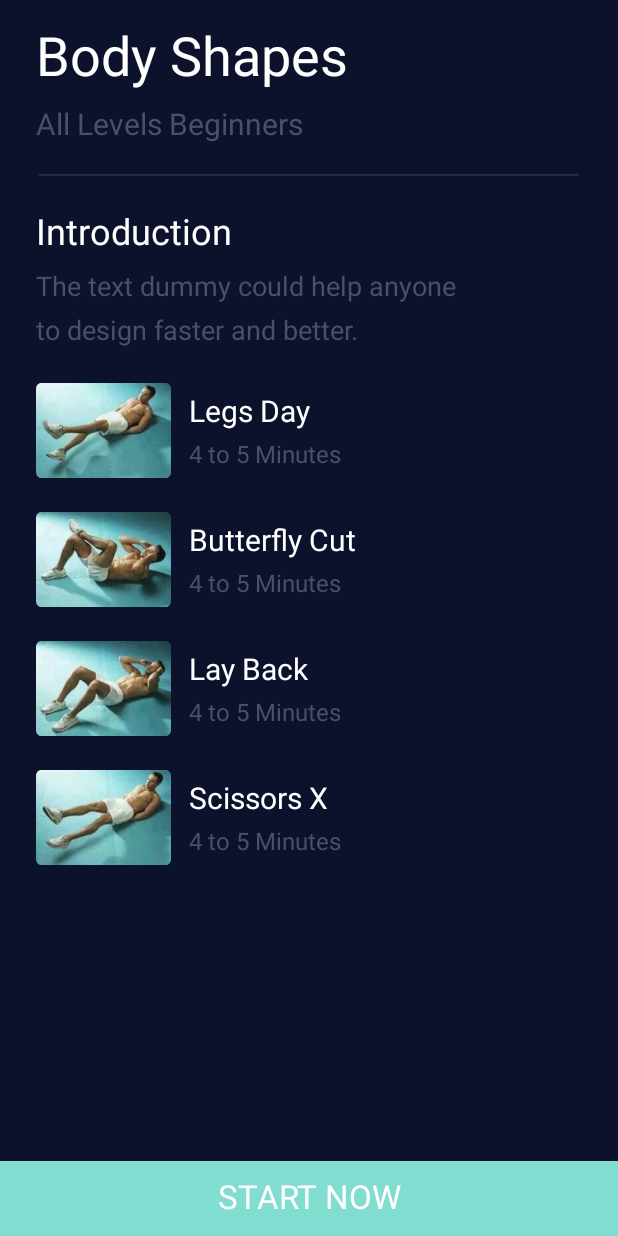
After one commit to anggarisky/FitProgramUI, an Android app: the layout activity_workout.xml on its own in the app's theme, with its tools: preview values and no code run, on a phone screen of 412 x 824 dp. The commit adds this screen. Run offline under Robolectric (Android 15) with nearby library versions, the phone set to English and light mode, and no system bars.

Commit message:
new page

```diff
--- a/app/src/main/AndroidManifest.xml
+++ b/app/src/main/AndroidManifest.xml
@@ -16,6 +16,7 @@
                 <category android:name="android.intent.category.LAUNCHER" />
             </intent-filter>
         </activity>
+        <activity android:name=".WorkoutAct"></activity>
     </application>
 
 </manifest>
--- /dev/null
+++ b/app/src/main/res/layout/activity_workout.xml
@@ -0,0 +1,284 @@
+<?xml version="1.0" encoding="utf-8"?>
+<android.support.constraint.ConstraintLayout xmlns:android="http://schemas.android.com/apk/res/android"
+    xmlns:app="http://schemas.android.com/apk/res-auto"
+    xmlns:tools="http://schemas.android.com/tools"
+    android:layout_width="match_parent"
+    android:layout_height="match_parent"
+    android:background="@color/colorPrimaryDark"
+    tools:context=".MainActivity">
+
+    <TextView
+        android:id="@+id/titlepage"
+        android:layout_width="wrap_content"
+        android:layout_height="wrap_content"
+        android:layout_marginStart="24dp"
+        android:layout_marginTop="12dp"
+        android:lineSpacingExtra="8dp"
+        android:text="Body Shapes"
+        android:textColor="#FFFFFF"
+        android:textSize="36sp"
+        app:layout_constraintStart_toStartOf="parent"
+        app:layout_constraintTop_toTopOf="parent" />
+
+    <TextView
+        android:id="@+id/subtitlepage"
+        android:layout_width="wrap_content"
+        android:layout_height="wrap_content"
+        android:layout_marginStart="24dp"
+        android:layout_marginTop="8dp"
+        android:lineSpacingExtra="8dp"
+        android:text="All Levels Beginners"
+        android:textColor="#4C5067"
+        android:textSize="20sp"
+        app:layout_constraintStart_toStartOf="parent"
+        app:layout_constraintTop_toBottomOf="@+id/titlepage" />
+
+    <View
+        android:id="@+id/divpage"
+        android:layout_width="match_parent"
+        android:layout_height="1dp"
+        android:layout_marginEnd="26dp"
+        android:layout_marginStart="26dp"
+        android:layout_marginTop="20dp"
+        android:background="#25293E"
+        app:layout_constraintEnd_toEndOf="parent"
+        app:layout_constraintStart_toStartOf="parent"
+        app:layout_constraintTop_toBottomOf="@+id/subtitlepage" />
+
+    <TextView
+        android:id="@+id/intropage"
+        android:layout_width="wrap_content"
+        android:layout_height="wrap_content"
+        android:layout_marginStart="24dp"
+        android:layout_marginTop="20dp"
+        android:lineSpacingExtra="8dp"
+        android:text="Introduction"
+        android:textColor="#FFFFFF"
+        android:textSize="24sp"
+        app:layout_constraintStart_toStartOf="parent"
+        app:layout_constraintTop_toBottomOf="@+id/divpage" />
+
+    <TextView
+        android:id="@+id/subintropage"
+        android:layout_width="340dp"
+        android:layout_height="wrap_content"
+        android:layout_marginStart="24dp"
+        android:layout_marginTop="8dp"
+        android:lineSpacingExtra="8dp"
+        android:text="The text dummy could help anyone \nto design faster and better."
+        android:textColor="#4C5067"
+        android:textSize="18sp"
+        app:layout_constraintStart_toStartOf="parent"
+        app:layout_constraintTop_toBottomOf="@+id/intropage" />
+
+
+    <LinearLayout
+        android:id="@+id/fitone"
+        android:layout_width="match_parent"
+        android:layout_height="wrap_content"
+        android:layout_marginEnd="8dp"
+        android:layout_marginStart="24dp"
+        android:layout_marginTop="20dp"
+        android:orientation="horizontal"
+        app:layout_constraintEnd_toEndOf="parent"
+        app:layout_constraintStart_toStartOf="parent"
+        app:layout_constraintTop_toBottomOf="@+id/subintropage">
+
+        <ImageView
+            android:layout_width="90dp"
+            android:layout_height="70dp"
+            android:src="@drawable/fitpicone" />
+
+        <LinearLayout
+            android:layout_marginTop="8dp"
+            android:layout_marginLeft="12dp"
+            android:layout_width="match_parent"
+            android:layout_height="match_parent"
+            android:orientation="vertical">
+
+            <TextView
+                android:id="@+id/fitonetitle"
+                android:layout_width="wrap_content"
+                android:layout_height="wrap_content"
+                android:text="Legs Day"
+                android:textColor="#FFFFFF"
+                android:textSize="20sp" />
+
+            <TextView
+                android:layout_marginTop="4dp"
+                android:id="@+id/fitonedesc"
+                android:layout_width="wrap_content"
+                android:layout_height="wrap_content"
+                android:text="4 to 5 Minutes"
+                android:textColor="#4C5067"
+                android:textSize="16sp" />
+
+        </LinearLayout>
+
+    </LinearLayout>
+
+    <LinearLayout
+        android:id="@+id/fittwo"
+        android:layout_width="match_parent"
+        android:layout_height="wrap_content"
+        android:layout_marginEnd="8dp"
+        android:layout_marginStart="24dp"
+        android:layout_marginTop="16dp"
+        android:orientation="horizontal"
+        app:layout_constraintEnd_toEndOf="parent"
+        app:layout_constraintHorizontal_bias="1.0"
+        app:layout_constraintStart_toStartOf="parent"
+        app:layout_constraintTop_toBottomOf="@+id/fitone">
+
+        <ImageView
+            android:layout_width="90dp"
+            android:layout_height="70dp"
+            android:src="@drawable/fitpictwo" />
+
+        <LinearLayout
+            android:layout_width="match_parent"
+            android:layout_height="match_parent"
+            android:layout_marginLeft="12dp"
+            android:layout_marginTop="8dp"
+            android:orientation="vertical">
+
+            <TextView
+                android:id="@+id/fittwotitle"
+                android:layout_width="wrap_content"
+                android:layout_height="wrap_content"
+                android:text="Butterfly Cut"
+                android:textColor="#FFFFFF"
+                android:textSize="20sp" />
+
+            <TextView
+                android:id="@+id/fittwodesc"
+                android:layout_width="wrap_content"
+                android:layout_height="wrap_content"
+                android:layout_marginTop="4dp"
+                android:text="4 to 5 Minutes"
+                android:textColor="#4C5067"
+                android:textSize="16sp" />
+
+        </LinearLayout>
+
+    </LinearLayout>
+
+    <LinearLayout
+        android:id="@+id/fitthree"
+        android:layout_width="match_parent"
+        android:layout_height="wrap_content"
+        android:layout_marginEnd="8dp"
+        android:layout_marginStart="24dp"
+        android:layout_marginTop="16dp"
+        android:orientation="horizontal"
+        app:layout_constraintEnd_toEndOf="parent"
+        app:layout_constraintHorizontal_bias="0.0"
+        app:layout_constraintStart_toStartOf="parent"
+        app:layout_constraintTop_toBottomOf="@+id/fittwo">
+
+        <ImageView
+            android:layout_width="90dp"
+            android:layout_height="70dp"
+            android:src="@drawable/fitpicthree" />
+
+        <LinearLayout
+            android:layout_width="match_parent"
+            android:layout_height="match_parent"
+            android:layout_marginLeft="12dp"
+            android:layout_marginTop="8dp"
+            android:orientation="vertical">
+
+            <TextView
+                android:id="@+id/fitthreetitle"
+                android:layout_width="wrap_content"
+                android:layout_height="wrap_content"
+                android:text="Lay Back"
+                android:textColor="#FFFFFF"
+                android:textSize="20sp" />
+
+            <TextView
+                android:id="@+id/fitthreedesc"
+                android:layout_width="wrap_content"
+                android:layout_height="wrap_content"
+                android:layout_marginTop="4dp"
+                android:text="4 to 5 Minutes"
+                android:textColor="#4C5067"
+                android:textSize="16sp" />
+
+        </LinearLayout>
+
+    </LinearLayout>
+
+    <LinearLayout
+        android:id="@+id/fitfour"
+        android:layout_width="match_parent"
+        android:layout_height="wrap_content"
+        android:layout_marginEnd="8dp"
+        android:layout_marginStart="24dp"
+        android:layout_marginTop="16dp"
+        android:orientation="horizontal"
+        app:layout_constraintEnd_toEndOf="parent"
+        app:layout_constraintHorizontal_bias="0.0"
+        app:layout_constraintStart_toStartOf="parent"
+        app:layout_constraintTop_toBottomOf="@+id/fitthree">
+
+        <ImageView
+            android:layout_width="90dp"
+            android:layout_height="70dp"
+            android:src="@drawable/fitpicfour" />
+
+        <LinearLayout
+            android:layout_width="match_parent"
+            android:layout_height="match_parent"
+            android:layout_marginLeft="12dp"
+            android:layout_marginTop="8dp"
+            android:orientation="vertical">
+
+            <TextView
+                android:id="@+id/fitfourtitle"
+                android:layout_width="wrap_content"
+                android:layout_height="wrap_content"
+                android:text="Scissors X"
+                android:textColor="#FFFFFF"
+                android:textSize="20sp" />
+
+            <TextView
+                android:id="@+id/fitfourdesc"
+                android:layout_width="wrap_content"
+                android:layout_height="wrap_content"
+                android:layout_marginTop="4dp"
+                android:text="4 to 5 Minutes"
+                android:textColor="#4C5067"
+                android:textSize="16sp" />
+
+        </LinearLayout>
+
+    </LinearLayout>
+
+
+    <View
+        android:id="@+id/bgprogress"
+        android:layout_width="match_parent"
+        android:layout_height="50dp"
+        android:layout_marginBottom="0dp"
+        android:background="#80DDD0"
+        app:layout_constraintBottom_toBottomOf="parent"
+        app:layout_constraintEnd_toEndOf="parent"
+        app:layout_constraintStart_toStartOf="parent" />
+
+    <TextView
+        android:id="@+id/btnexercise"
+        android:layout_width="wrap_content"
+        android:layout_height="wrap_content"
+        android:layout_marginBottom="12dp"
+        android:layout_marginEnd="8dp"
+        android:layout_marginStart="8dp"
+        android:text="START NOW"
+        android:textAlignment="center"
+        android:textColor="#FFFFFF"
+        android:textSize="22sp"
+        app:layout_constraintBottom_toBottomOf="parent"
+        app:layout_constraintEnd_toEndOf="parent"
+        app:layout_constraintStart_toStartOf="parent" />
+
+</android.support.constraint.ConstraintLayout>
```
Also changed, not shown: app/src/main/java/com/example/anggarisky/fitprogram/MainActivity.java (+11 -0 lines), app/src/main/java/com/example/anggarisky/fitprogram/WorkoutAct.java (added, +111 -0 lines), app/src/main/res/anim/btteight.xml (added, +17 -0 lines), app/src/main/res/anim/bttfive.xml (added, +17 -0 lines), app/src/main/res/anim/bttfour.xml (added, +17 -0 lines), app/src/main/res/anim/bttseven.xml (added, +17 -0 lines), app/src/main/res/anim/bttsix.xml (added, +17 -0 lines), app/src/main/res/drawable/fitpicfour.png (added), app/src/main/res/drawable/fitpicone.png (added), app/src/main/res/drawable/fitpicthree.png (added), app/src/main/res/drawable/fitpictwo.png (added).
